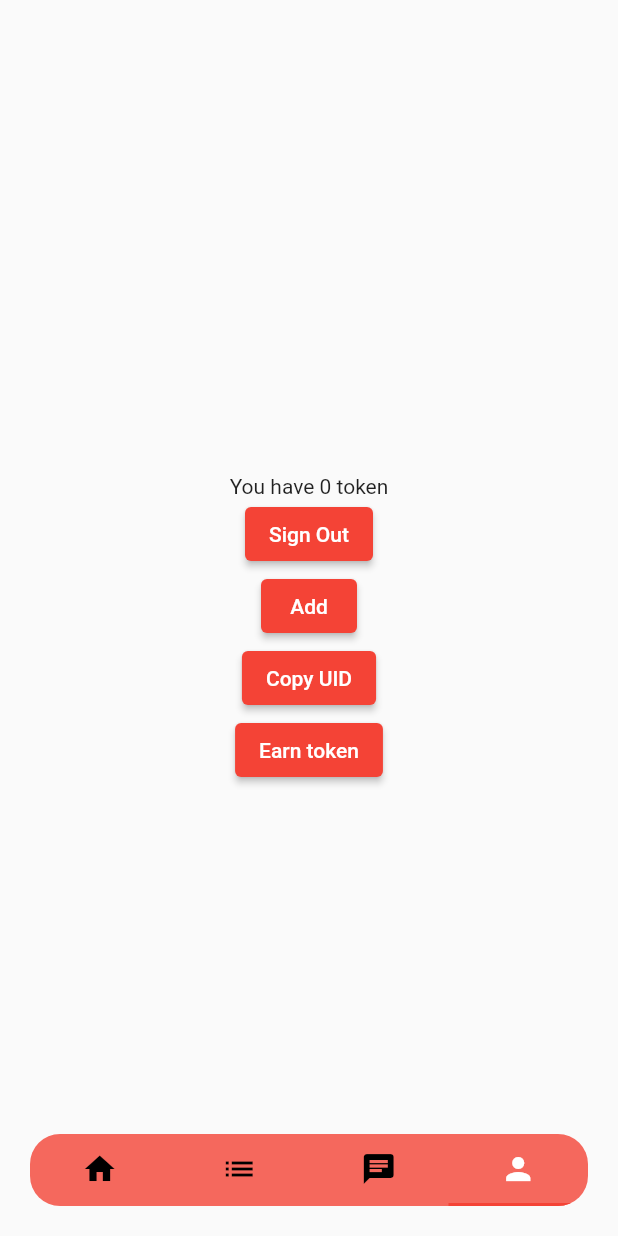
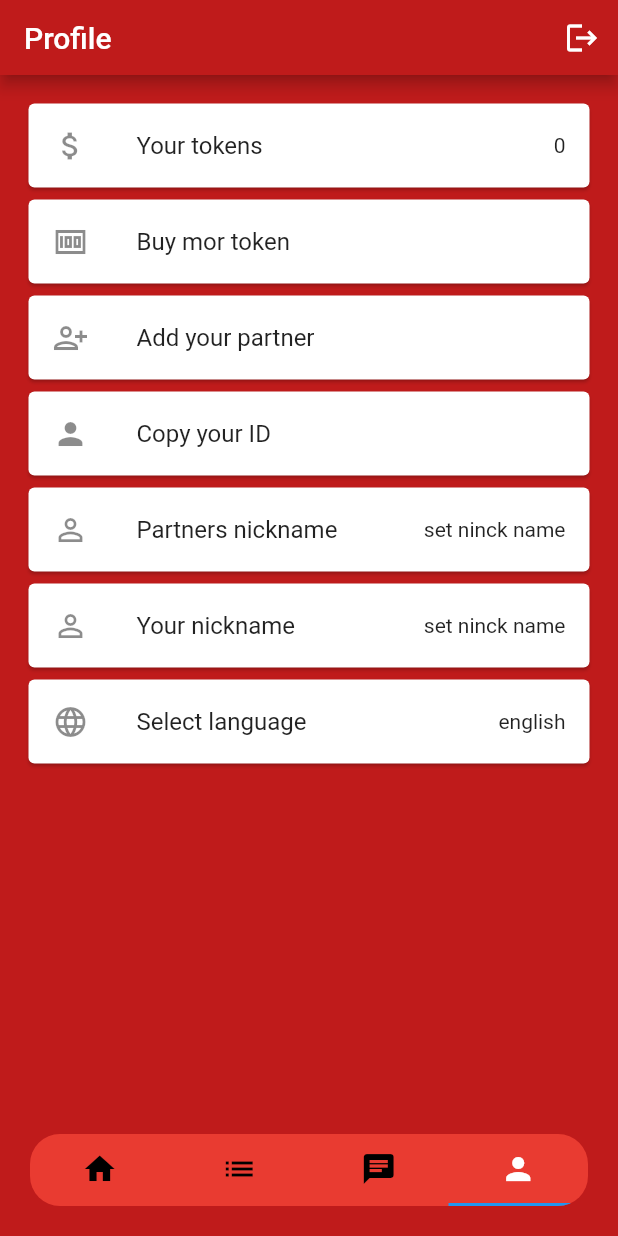
Before and after one commit to FritschGergo/bucketlist, a Flutter app: the screen it shows once a user with an empty profile is signed in, item 4 of the bottom bar chosen, on a phone screen of 412 x 824 dp. Run offline on Flutter 3.47's test engine with Material 2 defaults, Android fonts, the phone set to English and light mode, and no system bars; our stand-ins replace cloud_firestore, firebase_auth, firebase_core, flutter_dotenv; missing offline and left inert: flutter_stripe; accounts and stored records are empty; network calls fail.

Commit message:
profilPage update, color/design update

```diff
--- a/lib/globals.dart
+++ b/lib/globals.dart
@@ -1,4 +1,6 @@
 library my_prj.globals;
+
+import 'package:flutter/material.dart';
 
 int host = 0;                 // 0(idk) 1(host) 2(guest) 3(ready to pair)
 bool inprogress = false;
@@ -15,3 +17,9 @@ String currentCardID = "";
 int token = 0;
 String language = "english";
 Map<String, dynamic> languageMap = {};
+List<String> allLanguage = [];
+
+const Color myPrimaryColor =  Color.fromARGB(255, 191, 27, 27);
+const Color mySecondaryColor =  Color.fromARGB(255, 115, 10, 10);
+const Color myTertiaryColor =  Color.fromARGB(255,64, 1, 1);
+const Color myBackgroundColor =  Color.fromARGB(255, 191, 27, 27);
--- a/lib/main.dart
+++ b/lib/main.dart
@@ -1,8 +1,10 @@
+import 'package:bucketlist/globals.dart';
 import 'package:flutter/material.dart';
 import 'package:bucketlist/widget_tree.dart';
 import 'package:firebase_core/firebase_core.dart';
 import 'package:flutter_dotenv/flutter_dotenv.dart';
 import 'package:flutter_stripe/flutter_stripe.dart';
+import '../globals.dart' as globals;
 
 
 void main() async{
@@ -24,8 +26,11 @@ class MyApp extends StatelessWidget {
   Widget build(BuildContext context) {
     return MaterialApp(
       theme: ThemeData(
-        primarySwatch: Colors.red,
+        primaryColor: globals.myPrimaryColor,
+        scaffoldBackgroundColor: globals.myBackgroundColor,
       ),
+      darkTheme: ThemeData.dark(),
+
       home: const WidgetTree(),
     );
   }
--- a/lib/pages/login_register_page.dart
+++ b/lib/pages/login_register_page.dart
@@ -160,6 +160,7 @@ class _LoginPageState extends State<LoginPage> {
   Widget build(BuildContext context) {
     return Scaffold(
       appBar: AppBar(
+        backgroundColor: globals.myPrimaryColor,
         title: _title(),
       ),
       body: Container(
--- a/lib/pages/profile_page.dart
+++ b/lib/pages/profile_page.dart
@@ -1,17 +1,32 @@
 import 'package:bucketlist/auth.dart';
+import 'package:bucketlist/loadData.dart';
 import 'package:cloud_firestore/cloud_firestore.dart';
 import 'package:firebase_auth/firebase_auth.dart';
+import 'package:flutter/cupertino.dart';
 import 'package:flutter/material.dart';
 import 'package:flutter/services.dart';
 import '../globals.dart' as globals;
 import 'add_partner.dart';
 import 'erarnToken.dart';
 
-class ProfilePage extends StatelessWidget {
+
+class ProfilePage extends StatefulWidget {
   ProfilePage({Key? key}) : super(key: key);
 
+  @override
+  State<ProfilePage> createState() => _ProfilePageState();
+}
+
+class _ProfilePageState extends State<ProfilePage> {
   FirebaseFirestore db = FirebaseFirestore.instance;
+
+
   final User? user = Auth().correntUser;
+  late TextEditingController textEditingController = TextEditingController();
+
+
+
+
 
   Future<void> signOut() async {
     globals.host = 0;
@@ -30,45 +45,130 @@ class ProfilePage extends StatelessWidget {
     globals.language = "english";
     globals.languageMap = {};
     Auth().signOut();
-
-
-  }
-   Widget _userUid() {
-    return Text(user?.email ?? 'User email');
   }
 
-  Widget _signOutButton(){
-    return ElevatedButton(onPressed: signOut,
-     child: const Text('Sign Out'));
-
+  void addPartner()
+  {
+    Navigator.of(context).
+        push( MaterialPageRoute(builder: (context) => add_partner()));
   }
 
-  Widget _CopyUidButton(){
-    return ElevatedButton(onPressed: copyUid,
-     child: const Text('Copy UID'));
-
-  }
 
   Future<void> copyUid() async {
     await Clipboard.setData(ClipboardData(text: user!.uid));
-
+    AlertDialog(content: Text("copied ID"),);
   }
 
-   Widget ErnTokenbButton(BuildContext context){
-    return ElevatedButton(
-      onPressed: () {
-                Navigator.push(
-                              context,
-                              MaterialPageRoute(builder: (context) =>  earnToken()),
-                            );
-              },
-      child: const Text('Earn token'));
-
+   void _ernToken()
+   {
+      Navigator.push(
+                    context,
+                    MaterialPageRoute(builder: (context) =>  earnToken()),
+                  );
+  }
+  int myIndex()
+  {
+    for(int i = 0; i < globals.allLanguage.length; i++)
+    {
+      if(globals.language == globals.allLanguage[i])
+      {
+        return i;
+      }
+    }
+    return 0;
   }
 
-   Widget tokenDisplay() {
-    return Text("You have ${globals.token} token");
-   }
+  languagPick() {
+    showCupertinoModalPopup(
+      context: context,
+      builder: (_) => SizedBox(
+        width: double.infinity,
+        height: 250,
+        child: CupertinoPicker(
+          scrollController: FixedExtentScrollController(initialItem: myIndex()),
+          onSelectedItemChanged: (int value) async {
+            globals.language = globals.allLanguage[value];
+              await db.collection("users").doc(globals.UID).update({
+              "language" : globals.allLanguage[value],                                                 //frisíté!
+              });
+              LoadMyData().loadLanguage(globals.language);
+            setState(() {
+
+            });
+          },
+          itemExtent: 40, // Ezt állítsd az elemek magasságának megfelelően
+          children: List<Widget>.generate(globals.allLanguage.length, (index) {
+            return Text(
+              globals.allLanguage[index],
+              style: TextStyle(fontSize: 20), // Itt állítsd a szöveg stílusát
+            );
+          }),
+        ),
+      ),
+    );
+    }
+
+  void inputDialog(bool isPartner)
+  {
+    if((globals.host == 1 && !isPartner) || (globals.host == 2 && isPartner))
+    {
+      _showTextInputDialog(true);
+    }
+    else{
+      _showTextInputDialog(false);
+    }
+  }
+
+  String nicknameOutput(bool isPartner)
+  {
+    if((globals.host == 1 && !isPartner) || (globals.host == 2 && isPartner))
+    {
+      return globals.HisNinckName;
+    }
+    return globals.HerNinckName;
+  }
+
+
+
+
+  void _showTextInputDialog(bool isHe) {
+    showDialog(
+      context: context,
+      builder: (BuildContext context) {
+        return AlertDialog(
+          title: Text('Nick name:'),
+          content: TextField(
+            controller: textEditingController,
+            decoration: InputDecoration(hintText: isHe? globals.HisNinckName : globals.HerNinckName),
+          ),
+          actions: [
+            TextButton(
+              onPressed: () {
+                Navigator.of(context).pop();
+              },
+              child: Text('Cancle'),
+            ),
+            ElevatedButton(
+              onPressed: () async {
+                String word = textEditingController.text;
+                isHe? globals.HisNinckName = word : globals.HerNinckName = word;
+                await db.collection("users").doc(globals.UID).update({
+                isHe? "HisNinckName" : "HerNinckName" : word,                                                 //frisíté!
+              });
+                setState(() {
+
+                });
+                Navigator.of(context).pop(); // Bezárás
+              },
+              child: Text('OK'),
+            ),
+          ],
+        );
+      },
+    );
+  }
+
+
 
 
 
@@ -76,34 +176,72 @@ class ProfilePage extends StatelessWidget {
   @override
   Widget build(BuildContext context){
     return Scaffold(
+        appBar: AppBar(
+            backgroundColor: globals.myPrimaryColor,
+            toolbarHeight: 50,
+            title: Text("Profile ${user!.email}"),
+            actions: <Widget>[
+              IconButton(
+                icon: Icon(Icons.logout),
+                onPressed: () {
+                  signOut();
+                },
+              ),
+            ],
+        ),
+
         body: Container(
           height: double.infinity,
           width: double.infinity,
-          padding: const EdgeInsets.all(20),
-          child: Column(
-            crossAxisAlignment: CrossAxisAlignment.center,
-            mainAxisAlignment: MainAxisAlignment.center,
-            children: <Widget>[
-              _userUid(),
-              tokenDisplay(),
-              _signOutButton(),
-              ElevatedButton(onPressed:  () { Navigator.of(context).
-                  push( MaterialPageRoute(builder: (context) => add_partner()));
-                      },
-                     child: const Text('Add')),
-              _CopyUidButton(),
-              ErnTokenbButton(context),
-              //nyelv választó
+          padding: const EdgeInsets.all(15),
+          child: ListView(
+            children:[
+             CustomListItem(icon: Icons.attach_money_sharp, title: "Your tokens", subtitle: globals.token.toString() ,onTap: _ernToken),
+             CustomListItem(icon: Icons.money_sharp, title: "Buy mor token", subtitle: "", onTap: _ernToken),
+             CustomListItem(icon: Icons.person_add_alt_1_outlined, title: "Add your partner", subtitle: "", onTap: addPartner),
+             CustomListItem(icon: Icons.person, title: "Copy your ID", subtitle: "", onTap: copyUid),
+             CustomListItem(icon: Icons.person_outline, title: "Partners nickname", subtitle: nicknameOutput(true), onTap:() => inputDialog(true)),
+             CustomListItem(icon: Icons.person_outline, title: "Your nickname", subtitle: nicknameOutput(false), onTap:() =>  inputDialog(false)),
+             CustomListItem(icon: Icons.language, title: "Select language", subtitle: globals.language, onTap: languagPick)
+
+            ]
 
 
 
-            ],
+
+
           )
-          ,)
-
+        )
     );
 
   }
+}
 
+class CustomListItem extends StatelessWidget {
+  final IconData icon;
+  final String title;
+  final String subtitle;
+  final VoidCallback onTap;
 
+  CustomListItem({
+    required this.icon,
+    required this.title,
+    required this.subtitle,
+    required this.onTap,
+  });
+
+  @override
+  Widget build(BuildContext context) {
+    return
+      Card(
+
+        child: ListTile(
+          leading: Icon(icon), // Az ikon a lista elején jelenik meg
+          title: Text(title),
+          onTap: onTap,
+          trailing: Text(subtitle),
+        ),
+
+    );
+  }
 }
```
Also changed, not shown: lib/loadData.dart (+15 -0 lines), lib/pages/home_page.dart (+11 -4 lines), lib/pages/list_page.dart (+8 -3 lines).
